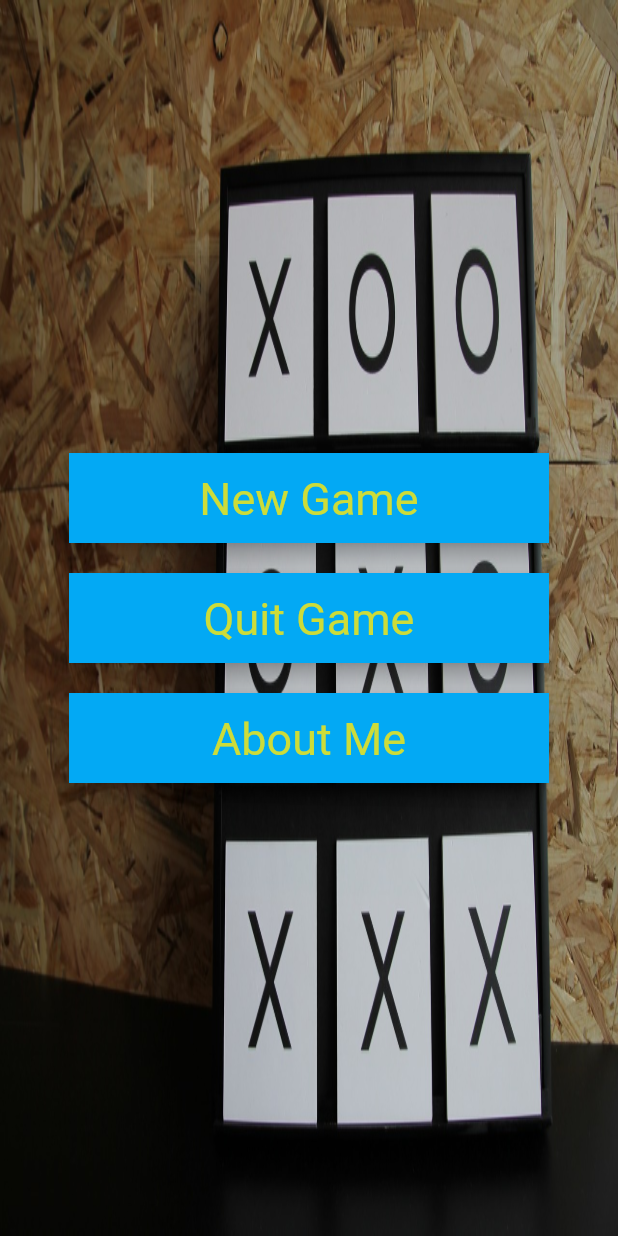
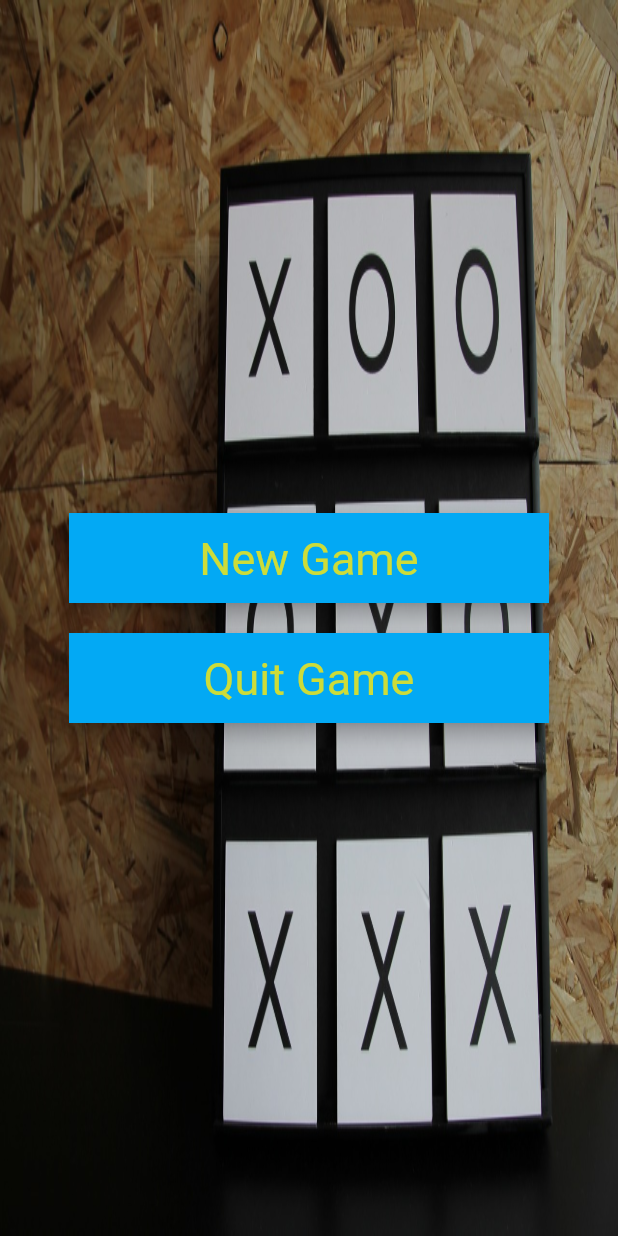
Before and after one commit to ngbede/tictactoe, a Flutter app: the screen it shows after launch, on a phone screen of 412 x 824 dp. Run offline on Flutter 3.47's test engine with Material 2 defaults, Android fonts, the phone set to English and light mode, and no system bars.

Commit message:
remove about me button

```diff
--- a/lib/screens/welcome_screen.dart
+++ b/lib/screens/welcome_screen.dart
@@ -27,9 +27,6 @@ class WelcomePage extends StatelessWidget {
               SystemNavigator.pop(); // quit the app
             },
           ),
-          Cards(
-            text: 'About Me',
-          ),
         ],
       ),
     );
```
